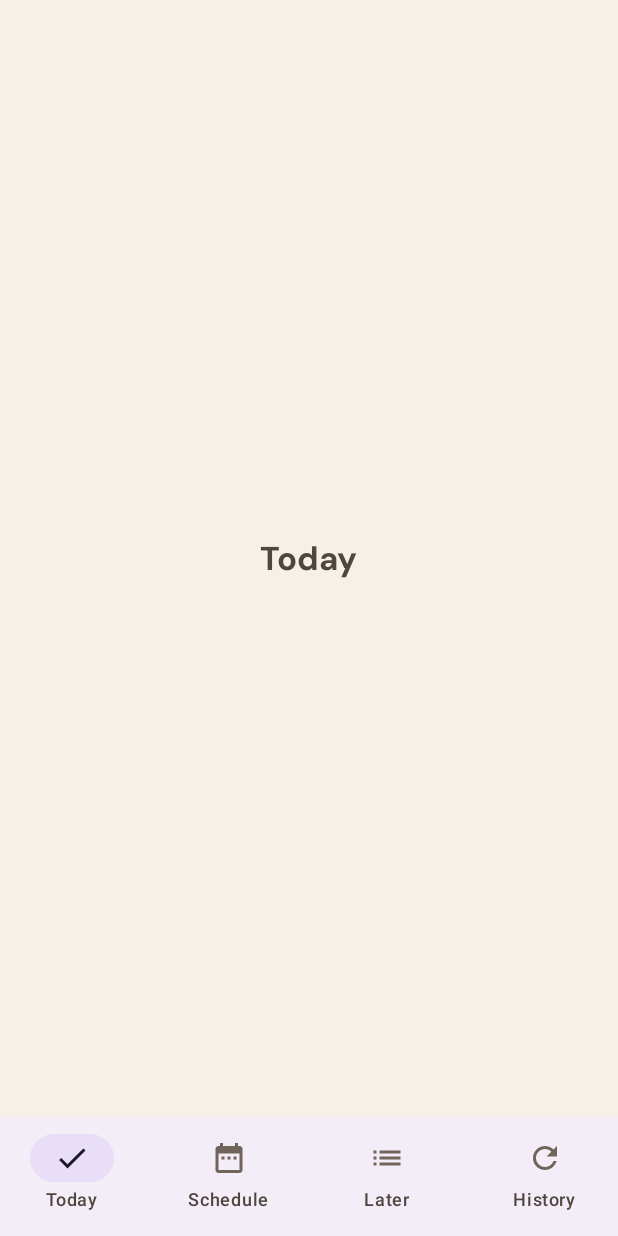
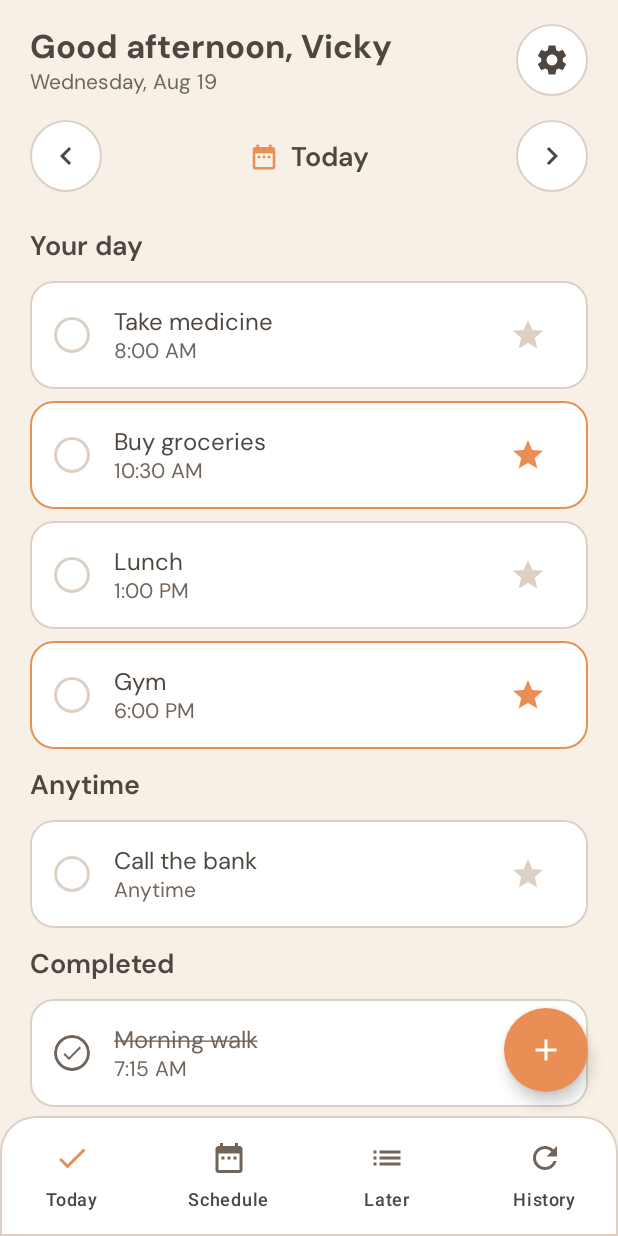
Before and after one commit to vikasvarma34/day-by-day, an Android app built with Jetpack Compose: the screen it shows after launch (MainActivity), on a phone screen of 412 x 824 dp. Run offline under Robolectric (Android 15) with nearby library versions, the light colour scheme and no system bars; our stand-ins replace Navigation 3.

Commit message:
feat(android): implement Today screen and reusable task UI

```diff
--- a/android/app/src/main/java/com/vikaspokala/daybyday/ui/AppShell.kt
+++ b/android/app/src/main/java/com/vikaspokala/daybyday/ui/AppShell.kt
@@ -1,13 +1,20 @@
 package com.vikaspokala.daybyday.ui
 
+import androidx.compose.foundation.BorderStroke
+import androidx.compose.foundation.layout.fillMaxWidth
 import androidx.compose.foundation.layout.padding
+import androidx.compose.foundation.shape.RoundedCornerShape
 import androidx.compose.material3.Icon
 import androidx.compose.material3.NavigationBar
 import androidx.compose.material3.NavigationBarItem
+import androidx.compose.material3.NavigationBarItemDefaults
 import androidx.compose.material3.Scaffold
+import androidx.compose.material3.Surface
 import androidx.compose.material3.Text
 import androidx.compose.runtime.Composable
 import androidx.compose.ui.Modifier
+import androidx.compose.ui.graphics.Color
+import androidx.compose.ui.unit.dp
 import androidx.navigation3.runtime.NavEntry
 import androidx.navigation3.runtime.NavKey
 import androidx.navigation3.runtime.rememberNavBackStack
@@ -17,7 +24,11 @@ import com.vikaspokala.daybyday.ui.screens.HistoryScreen
 import com.vikaspokala.daybyday.ui.screens.LaterScreen
 import com.vikaspokala.daybyday.ui.screens.ScheduleScreen
 import com.vikaspokala.daybyday.ui.screens.SettingsScreen
-import com.vikaspokala.daybyday.ui.screens.TodayScreen
+import com.vikaspokala.daybyday.ui.screens.today.TodayScreen
+import com.vikaspokala.daybyday.ui.theme.DayByDayAccent
+import com.vikaspokala.daybyday.ui.theme.DayByDayNeutralBorder
+import com.vikaspokala.daybyday.ui.theme.DayByDaySecondaryText
+import com.vikaspokala.daybyday.ui.theme.DayByDaySurface
 
 @Composable
 fun AppShell() {
@@ -27,13 +38,29 @@ fun AppShell() {
 
     Scaffold(
         bottomBar = {
-            NavigationBar {
+            Surface(
+                shape = RoundedCornerShape(topStart = 24.dp, topEnd = 24.dp),
+                color = DayByDaySurface,
+                border = BorderStroke(1.dp, DayByDayNeutralBorder),
+                modifier = Modifier.fillMaxWidth()
+            ) {
+                NavigationBar(
+                    containerColor = Color.Transparent,
+                    tonalElevation = 0.dp
+                ) {
                     Screen.bottomNavItems.forEach { screen ->
                         val selected = currentScreen == screen
                         NavigationBarItem(
                             icon = { Icon(screen.icon, contentDescription = screen.title) },
                             label = { Text(screen.title) },
                             selected = selected,
+                            colors = NavigationBarItemDefaults.colors(
+                                selectedIconColor = DayByDayAccent,
+                                selectedTextColor = DayByDayAccent,
+                                unselectedIconColor = DayByDaySecondaryText,
+                                unselectedTextColor = DayByDaySecondaryText,
+                                indicatorColor = Color.Transparent
+                            ),
                             onClick = {
                                 if (currentScreen != screen) {
                                     backStack.clear()
@@ -44,12 +71,19 @@ fun AppShell() {
                     }
                 }
             }
+        }
     ) { innerPadding ->
         NavDisplay(
             backStack = backStack,
             entryProvider = { key ->
                 when (key) {
-                    is Screen.Today -> NavEntry(key) { TodayScreen() }
+                    is Screen.Today -> NavEntry(key) {
+                        TodayScreen(
+                            onNavigateToSettings = {
+                                backStack.add(Screen.Settings)
+                            }
+                        )
+                    }
                     is Screen.Schedule -> NavEntry(key) { ScheduleScreen() }
                     is Screen.Later -> NavEntry(key) { LaterScreen() }
                     is Screen.History -> NavEntry(key) { HistoryScreen() }
--- /dev/null
+++ b/android/app/src/main/java/com/vikaspokala/daybyday/ui/components/TaskCard.kt
@@ -0,0 +1,115 @@
+package com.vikaspokala.daybyday.ui.components
+
+import androidx.compose.foundation.BorderStroke
+import androidx.compose.foundation.border
+import androidx.compose.foundation.clickable
+import androidx.compose.foundation.layout.Box
+import androidx.compose.foundation.layout.Column
+import androidx.compose.foundation.layout.Row
+import androidx.compose.foundation.layout.Spacer
+import androidx.compose.foundation.layout.fillMaxWidth
+import androidx.compose.foundation.layout.padding
+import androidx.compose.foundation.layout.size
+import androidx.compose.foundation.layout.width
+import androidx.compose.foundation.shape.CircleShape
+import androidx.compose.foundation.shape.RoundedCornerShape
+import androidx.compose.material.icons.Icons
+import androidx.compose.material.icons.filled.Check
+import androidx.compose.material.icons.filled.Star
+import androidx.compose.material3.Icon
+import androidx.compose.material3.IconButton
+import androidx.compose.material3.MaterialTheme
+import androidx.compose.material3.Surface
+import androidx.compose.material3.Text
+import androidx.compose.runtime.Composable
+import androidx.compose.ui.Alignment
+import androidx.compose.ui.Modifier
+import androidx.compose.ui.draw.clip
+import androidx.compose.ui.text.style.TextDecoration
+import androidx.compose.ui.unit.dp
+import com.vikaspokala.daybyday.ui.theme.DayByDayAccent
+import com.vikaspokala.daybyday.ui.theme.DayByDayNeutralBorder
+import com.vikaspokala.daybyday.ui.theme.DayByDayPrimaryText
+import com.vikaspokala.daybyday.ui.theme.DayByDaySecondaryText
+import com.vikaspokala.daybyday.ui.theme.DayByDaySurface
+
+@Composable
+fun TaskCard(
+    title: String,
+    subtitle: String,
+    isImportant: Boolean,
+    isCompleted: Boolean,
+    onToggleCompletion: () -> Unit,
+    onToggleImportant: () -> Unit,
+    modifier: Modifier = Modifier
+) {
+    val borderColor = if (isImportant && !isCompleted) DayByDayAccent else DayByDayNeutralBorder
+
+    Surface(
+        modifier = modifier.fillMaxWidth(),
+        shape = RoundedCornerShape(16.dp),
+        color = DayByDaySurface,
+        border = BorderStroke(1.dp, borderColor)
+    ) {
+        Row(
+            modifier = Modifier
+                .fillMaxWidth()
+                .padding(horizontal = 16.dp, vertical = 12.dp),
+            verticalAlignment = Alignment.CenterVertically
+        ) {
+            // Completion circle control
+            val checkCircleBorderColor = if (isCompleted) DayByDaySecondaryText else DayByDayNeutralBorder
+            Box(
+                modifier = Modifier
+                    .size(24.dp)
+                    .clip(CircleShape)
+                    .border(1.5.dp, checkCircleBorderColor, CircleShape)
+                    .clickable(
+                        onClick = onToggleCompletion,
+                        onClickLabel = if (isCompleted) "Mark task incomplete" else "Mark task completed"
+                    ),
+                contentAlignment = Alignment.Center
+            ) {
+                if (isCompleted) {
+                    Icon(
+                        imageVector = Icons.Default.Check,
+                        contentDescription = null,
+                        modifier = Modifier.size(16.dp),
+                        tint = DayByDaySecondaryText
+                    )
+                }
+            }
+
+            Spacer(modifier = Modifier.width(16.dp))
+
+            // Task Title & Subtitle Column
+            Column(
+                modifier = Modifier.weight(1f)
+            ) {
+                Text(
+                    text = title,
+                    style = MaterialTheme.typography.bodyLarge,
+                    color = if (isCompleted) DayByDaySecondaryText else DayByDayPrimaryText,
+                    textDecoration = if (isCompleted) TextDecoration.LineThrough else TextDecoration.None
+                )
+                Text(
+                    text = subtitle,
+                    style = MaterialTheme.typography.bodyMedium,
+                    color = DayByDaySecondaryText
+                )
+            }
+
+            // Star / Important toggle button
+            val starTint = if (isImportant) DayByDayAccent else DayByDayNeutralBorder
+            IconButton(
+                onClick = onToggleImportant
+            ) {
+                Icon(
+                    imageVector = Icons.Default.Star,
+                    contentDescription = if (isImportant) "Mark task as unimportant" else "Mark task as important",
+                    tint = starTint
+                )
+            }
+        }
+    }
+}
--- a/android/app/src/main/java/com/vikaspokala/daybyday/ui/screens/PlaceholderScreens.kt
+++ b/android/app/src/main/java/com/vikaspokala/daybyday/ui/screens/PlaceholderScreens.kt
@@ -7,11 +7,6 @@ import androidx.compose.material3.Text
 import androidx.compose.runtime.Composable
 import androidx.compose.ui.Alignment
 import androidx.compose.ui.Modifier
-
-@Composable
-fun TodayScreen() {
-    PlaceholderView(title = "Today")
-}
 
 @Composable
 fun ScheduleScreen() {
--- /dev/null
+++ b/android/app/src/main/java/com/vikaspokala/daybyday/ui/screens/today/TaskItem.kt
@@ -0,0 +1,9 @@
+package com.vikaspokala.daybyday.ui.screens.today
+
+data class TaskItem(
+    val id: String,
+    val title: String,
+    val time: String? = null,
+    val isImportant: Boolean = false,
+    val isCompleted: Boolean = false
+)
--- /dev/null
+++ b/android/app/src/main/java/com/vikaspokala/daybyday/ui/screens/today/TodayScreen.kt
@@ -0,0 +1,258 @@
+package com.vikaspokala.daybyday.ui.screens.today
+
+import androidx.compose.foundation.BorderStroke
+import androidx.compose.foundation.background
+import androidx.compose.foundation.layout.Arrangement
+import androidx.compose.foundation.layout.Box
+import androidx.compose.foundation.layout.Column
+import androidx.compose.foundation.layout.PaddingValues
+import androidx.compose.foundation.layout.Row
+import androidx.compose.foundation.layout.Spacer
+import androidx.compose.foundation.layout.fillMaxSize
+import androidx.compose.foundation.layout.fillMaxWidth
+import androidx.compose.foundation.layout.height
+import androidx.compose.foundation.layout.padding
+import androidx.compose.foundation.layout.size
+import androidx.compose.foundation.layout.width
+import androidx.compose.foundation.lazy.LazyColumn
+import androidx.compose.foundation.lazy.items
+import androidx.compose.foundation.shape.CircleShape
+import androidx.compose.material.icons.Icons
+import androidx.compose.material.icons.automirrored.filled.KeyboardArrowLeft
+import androidx.compose.material.icons.automirrored.filled.KeyboardArrowRight
+import androidx.compose.material.icons.filled.Add
+import androidx.compose.material.icons.filled.DateRange
+import androidx.compose.material.icons.filled.Settings
+import androidx.compose.material3.FloatingActionButton
+import androidx.compose.material3.Icon
+import androidx.compose.material3.IconButton
+import androidx.compose.material3.MaterialTheme
+import androidx.compose.material3.Surface
+import androidx.compose.material3.Text
+import androidx.compose.runtime.Composable
+import androidx.compose.runtime.collectAsState
+import androidx.compose.runtime.getValue
+import androidx.compose.ui.Alignment
+import androidx.compose.ui.Modifier
+import androidx.compose.ui.graphics.Color
+import androidx.compose.ui.unit.dp
+import androidx.lifecycle.viewmodel.compose.viewModel
+import com.vikaspokala.daybyday.ui.components.TaskCard
+import com.vikaspokala.daybyday.ui.theme.DayByDayAccent
+import com.vikaspokala.daybyday.ui.theme.DayByDayBackground
+import com.vikaspokala.daybyday.ui.theme.DayByDayNeutralBorder
+import com.vikaspokala.daybyday.ui.theme.DayByDayPrimaryText
+import com.vikaspokala.daybyday.ui.theme.DayByDaySecondaryText
+import com.vikaspokala.daybyday.ui.theme.DayByDaySurface
+
+@Composable
+fun TodayScreen(
+    onNavigateToSettings: () -> Unit,
+    modifier: Modifier = Modifier,
+    viewModel: TodayViewModel = viewModel()
+) {
+    val tasks by viewModel.tasks.collectAsState()
+
+    val timedTasks = tasks.filter { !it.isCompleted && it.time != null }
+    val anytimeTasks = tasks.filter { !it.isCompleted && it.time == null }
+    val completedTasks = tasks.filter { it.isCompleted }
+
+    Box(
+        modifier = modifier
+            .fillMaxSize()
+            .background(DayByDayBackground)
+    ) {
+        LazyColumn(
+            modifier = Modifier.fillMaxSize(),
+            contentPadding = PaddingValues(bottom = 88.dp)
+        ) {
+            // Header Section
+            item {
+                Column(
+                    modifier = Modifier
+                        .fillMaxWidth()
+                        .padding(horizontal = 20.dp, vertical = 16.dp)
+                ) {
+                    Row(
+                        modifier = Modifier.fillMaxWidth(),
+                        verticalAlignment = Alignment.CenterVertically
+                    ) {
+                        Column(modifier = Modifier.weight(1f)) {
+                            Text(
+                                text = "Good afternoon, Vicky",
+                                style = MaterialTheme.typography.titleLarge,
+                                color = DayByDayPrimaryText
+                            )
+                            Text(
+                                text = "Wednesday, Aug 19",
+                                style = MaterialTheme.typography.bodyMedium,
+                                color = DayByDaySecondaryText
+                            )
+                        }
+
+                        // Settings circular button
+                        Surface(
+                            shape = CircleShape,
+                            color = DayByDaySurface,
+                            border = BorderStroke(1.dp, DayByDayNeutralBorder)
+                        ) {
+                            IconButton(onClick = onNavigateToSettings) {
+                                Icon(
+                                    imageVector = Icons.Default.Settings,
+                                    contentDescription = "Settings",
+                                    tint = DayByDayPrimaryText
+                                )
+                            }
+                        }
+                    }
+
+                    Spacer(modifier = Modifier.height(16.dp))
+
+                    // Date Navigation Row
+                    Row(
+                        modifier = Modifier.fillMaxWidth(),
+                        verticalAlignment = Alignment.CenterVertically,
+                        horizontalArrangement = Arrangement.SpaceBetween
+                    ) {
+                        Surface(
+                            shape = CircleShape,
+                            color = DayByDaySurface,
+                            border = BorderStroke(1.dp, DayByDayNeutralBorder)
+                        ) {
+                            IconButton(onClick = { /* Previous day callback placeholder */ }) {
+                                Icon(
+                                    imageVector = Icons.AutoMirrored.Filled.KeyboardArrowLeft,
+                                    contentDescription = "Previous day",
+                                    tint = DayByDayPrimaryText
+                                )
+                            }
+                        }
+
+                        Row(
+                            verticalAlignment = Alignment.CenterVertically
+                        ) {
+                            Icon(
+                                imageVector = Icons.Default.DateRange,
+                                contentDescription = null,
+                                tint = DayByDayAccent,
+                                modifier = Modifier.size(20.dp)
+                            )
+                            Spacer(modifier = Modifier.width(8.dp))
+                            Text(
+                                text = "Today",
+                                style = MaterialTheme.typography.titleMedium,
+                                color = DayByDayPrimaryText
+                            )
+                        }
+
+                        Surface(
+                            shape = CircleShape,
+                            color = DayByDaySurface,
+                            border = BorderStroke(1.dp, DayByDayNeutralBorder)
+                        ) {
+                            IconButton(onClick = { /* Next day callback placeholder */ }) {
+                                Icon(
+                                    imageVector = Icons.AutoMirrored.Filled.KeyboardArrowRight,
+                                    contentDescription = "Next day",
+                                    tint = DayByDayPrimaryText
+                                )
+                            }
+                        }
+                    }
+                }
+            }
+
+            // Timed Tasks Section ("Your day")
+            if (timedTasks.isNotEmpty()) {
+                item {
+                    SectionHeader(title = "Your day")
+                }
+                items(timedTasks, key = { it.id }) { task ->
+                    PaddingWrapper {
+                        TaskCard(
+                            title = task.title,
+                            subtitle = task.time.orEmpty(),
+                            isImportant = task.isImportant,
+                            isCompleted = task.isCompleted,
+                            onToggleCompletion = { viewModel.toggleCompletion(task.id) },
+                            onToggleImportant = { viewModel.toggleImportant(task.id) }
+                        )
+                    }
+                }
+            }
+
+            // Anytime Tasks Section
+            if (anytimeTasks.isNotEmpty()) {
+                item {
+                    SectionHeader(title = "Anytime")
+                }
+                items(anytimeTasks, key = { it.id }) { task ->
+                    PaddingWrapper {
+                        TaskCard(
+                            title = task.title,
+                            subtitle = "Anytime",
+                            isImportant = task.isImportant,
+                            isCompleted = task.isCompleted,
+                            onToggleCompletion = { viewModel.toggleCompletion(task.id) },
+                            onToggleImportant = { viewModel.toggleImportant(task.id) }
+                        )
+                    }
+                }
+            }
+
+            // Completed Tasks Section
+            if (completedTasks.isNotEmpty()) {
+                item {
+                    SectionHeader(title = "Completed")
+                }
+                items(completedTasks, key = { it.id }) { task ->
+                    PaddingWrapper {
+                        TaskCard(
+                            title = task.title,
+                            subtitle = task.time ?: "Anytime",
+                            isImportant = task.isImportant,
+                            isCompleted = task.isCompleted,
+                            onToggleCompletion = { viewModel.toggleCompletion(task.id) },
+                            onToggleImportant = { viewModel.toggleImportant(task.id) }
+                        )
+                    }
+                }
+            }
+        }
+
+        // Floating Action Button
+        FloatingActionButton(
+            onClick = { /* Add task callback placeholder */ },
+            containerColor = DayByDayAccent,
+            contentColor = Color.White,
+            shape = CircleShape,
+            modifier = Modifier
+                .align(Alignment.BottomEnd)
+                .padding(bottom = 16.dp, end = 20.dp)
+        ) {
+            Icon(
+                imageVector = Icons.Default.Add,
+                contentDescription = "Add task"
+            )
+        }
+    }
+}
+
+@Composable
+private fun SectionHeader(title: String) {
+    Text(
+        text = title,
+        style = MaterialTheme.typography.titleMedium,
+        color = DayByDayPrimaryText,
+        modifier = Modifier.padding(horizontal = 20.dp, vertical = 8.dp)
+    )
+}
+
+@Composable
+private fun PaddingWrapper(content: @Composable () -> Unit) {
+    Box(
+        modifier = Modifier.padding(horizontal = 20.dp, vertical = 4.dp)
+    ) {
+        content()
+    }
+}
--- /dev/null
+++ b/android/app/src/main/java/com/vikaspokala/daybyday/ui/screens/today/TodayViewModel.kt
@@ -0,0 +1,46 @@
+package com.vikaspokala.daybyday.ui.screens.today
+
+import androidx.lifecycle.ViewModel
+import kotlinx.coroutines.flow.MutableStateFlow
+import kotlinx.coroutines.flow.StateFlow
+import kotlinx.coroutines.flow.asStateFlow
+import kotlinx.coroutines.flow.update
+
+class TodayViewModel : ViewModel() {
+
+    private val initialTasks = listOf(
+        TaskItem(id = "1", title = "Take medicine", time = "8:00 AM", isImportant = false, isCompleted = false),
+        TaskItem(id = "2", title = "Buy groceries", time = "10:30 AM", isImportant = true, isCompleted = false),
+        TaskItem(id = "3", title = "Lunch", time = "1:00 PM", isImportant = false, isCompleted = false),
+        TaskItem(id = "4", title = "Gym", time = "6:00 PM", isImportant = true, isCompleted = false),
+        TaskItem(id = "5", title = "Call the bank", time = null, isImportant = false, isCompleted = false),
+        TaskItem(id = "6", title = "Morning walk", time = "7:15 AM", isImportant = false, isCompleted = true)
+    )
+
+    private val _tasks = MutableStateFlow(initialTasks)
+    val tasks: StateFlow<List<TaskItem>> = _tasks.asStateFlow()
+
+    fun toggleCompletion(taskId: String) {
+        _tasks.update { currentList ->
+            currentList.map { task ->
+                if (task.id == taskId) {
+                    task.copy(isCompleted = !task.isCompleted)
+                } else {
+                    task
+                }
+            }
+        }
+    }
+
+    fun toggleImportant(taskId: String) {
+        _tasks.update { currentList ->
+            currentList.map { task ->
+                if (task.id == taskId) {
+                    task.copy(isImportant = !task.isImportant)
+                } else {
+                    task
+                }
+            }
+        }
+    }
+}
```
Also changed, not shown: 1 other file. Lines whose indentation alone changed are shown as unchanged.
